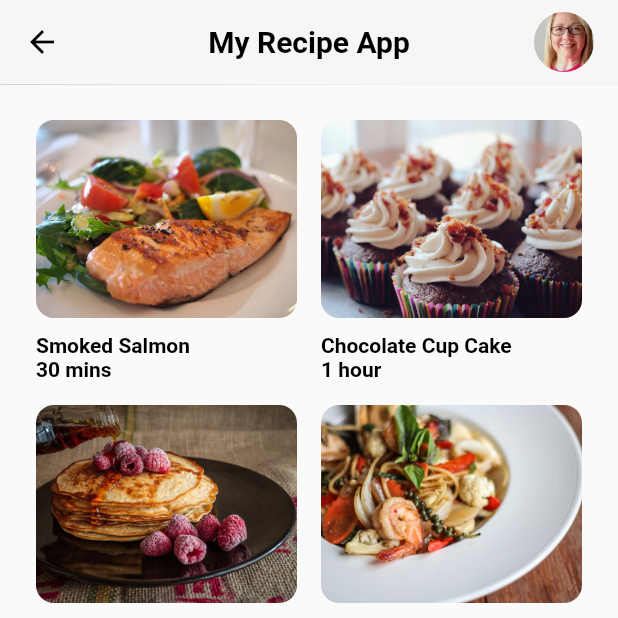
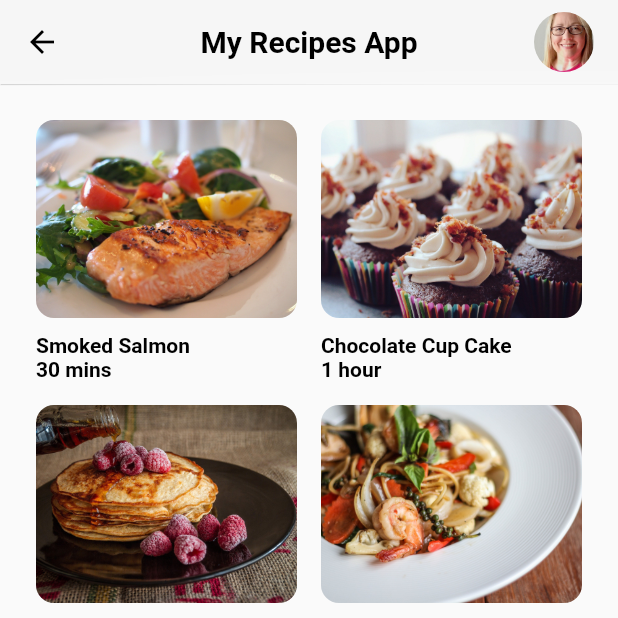
Before and after one commit to sakthiv441/new_flutter, a Flutter app: the HomeScreen screen opened directly with empty values, item 2 of the bottom bar chosen, on a phone screen of 412 x 824 dp, the top half of it. Run offline on Flutter 3.47's test engine with Material 2 defaults, Android fonts, the phone set to English and light mode, and no system bars; our stand-ins replace flutter_colorpicker, go_router, google_fonts, shared_preferences, smooth_page_indicator, webview_flutter; accounts and stored records are empty.

Commit message:
second change

```diff
--- a/lib/models/go_router/routes.dart
+++ b/lib/models/go_router/routes.dart
@@ -3,15 +3,13 @@
 import 'package:flutter/material.dart';
 import 'package:go_router/go_router.dart';
 import 'package:new_flutter/models/app_state_manager.dart';
-import 'package:new_flutter/models/grocery_item.dart';
+
 import 'package:new_flutter/models/grocery_manager.dart';
 import 'package:new_flutter/models/profile_manager.dart';
-import 'package:new_flutter/models/user.dart';
+
 import 'package:new_flutter/screens/screens.dart';
 import 'package:provider/provider.dart';
-import '../grocery_item.dart';
 
-import '../test/home_screen.dart';
 import 'constants.dart';
 
 class MyRouter {
--- a/lib/screens/home.dart
+++ b/lib/screens/home.dart
@@ -69,7 +69,7 @@ class _HomeScreenState extends State<HomeScreen> {
               ),
             ),
             title: Text(
-              'My Recipe App',
+              'My Recipes App',
               style: Theme.of(context).textTheme.headline6,
             ),
             centerTitle: true,
```
